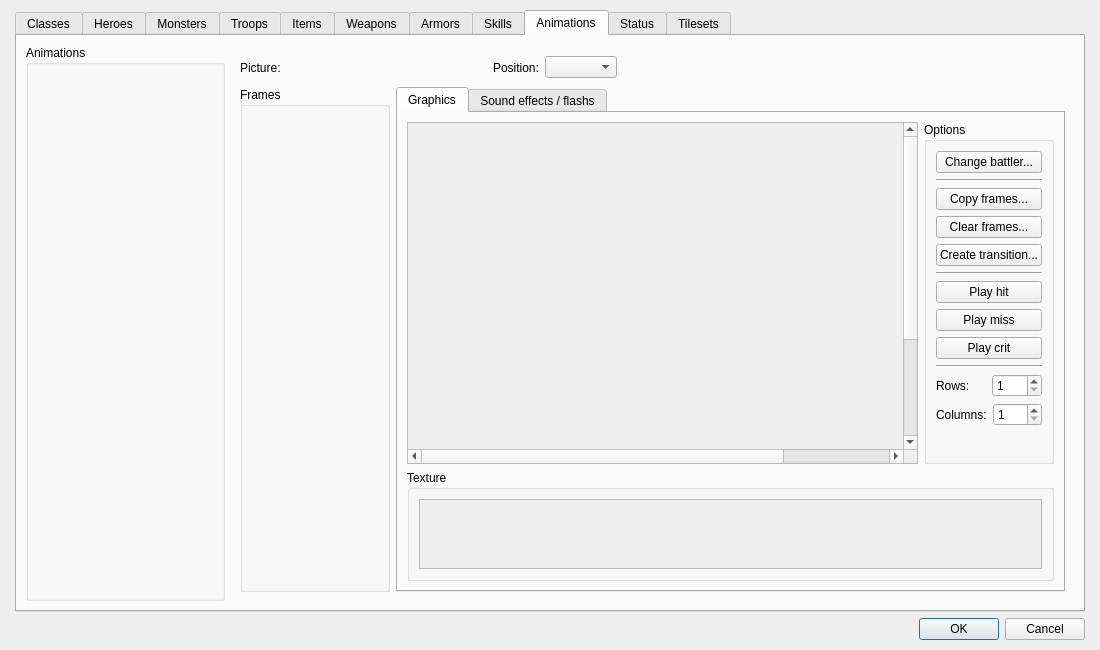
First picture: the form in Editor/Dialogs/dialogdatas.ui, repository RPG-Paper-Maker/RPG-Paper-Maker, before the edit.
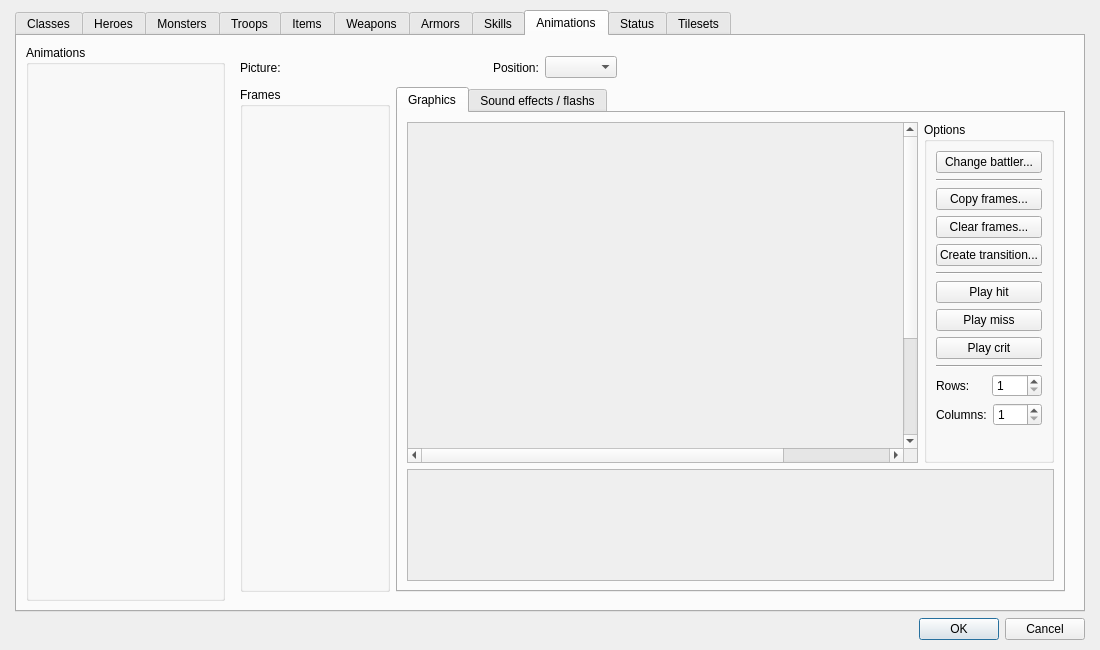
Second picture: the form after the edit. Custom widgets are drawn as their Qt base class.

Commit message: [WIP] 2D Animations: Models UI draw elements

Patch:
```diff
--- a/Editor/Dialogs/dialogdatas.ui
+++ b/Editor/Dialogs/dialogdatas.ui
@@ -944,34 +944,43 @@
                          </layout>
                         </item>
                         <item>
-                         <widget class="QGroupBox" name="groupBox_5">
-                          <property name="title">
-                           <string>Texture</string>
+                         <widget class="QScrollArea" name="scrollArea_4">
+                          <property name="minimumSize">
+                           <size>
+                            <width>0</width>
+                            <height>112</height>
+                           </size>
                           </property>
-                          <layout class="QGridLayout" name="gridLayout_15">
-                           <item row="0" column="0">
-                            <widget class="QScrollArea" name="scrollArea_5">
-                             <property name="widgetResizable">
-                              <bool>true</bool>
-                             </property>
-                             <widget class="QWidget" name="scrollAreaWidgetContents_5">
-                              <property name="geometry">
-                               <rect>
-                                <x>0</x>
-                                <y>0</y>
-                                <width>611</width>
-                                <height>68</height>
-                               </rect>
-                              </property>
-                              <layout class="QGridLayout" name="gridLayout_30">
-                               <item row="0" column="0">
-                                <widget class="QWidget" name="widget_3" native="true"/>
-                               </item>
-                              </layout>
-                             </widget>
-                            </widget>
-                           </item>
-                          </layout>
+                          <property name="widgetResizable">
+                           <bool>true</bool>
+                          </property>
+                          <widget class="QWidget" name="scrollAreaWidgetContents_6">
+                           <property name="geometry">
+                            <rect>
+                             <x>0</x>
+                             <y>0</y>
+                             <width>635</width>
+                             <height>110</height>
+                            </rect>
+                           </property>
+                           <layout class="QGridLayout" name="gridLayout_15">
+                            <property name="leftMargin">
+                             <number>0</number>
+                            </property>
+                            <property name="topMargin">
+                             <number>0</number>
+                            </property>
+                            <property name="rightMargin">
+                             <number>0</number>
+                            </property>
+                            <property name="bottomMargin">
+                             <number>0</number>
+                            </property>
+                            <item row="0" column="0">
+                             <widget class="WidgetAnimationTexture" name="widgetAnimationTexture" native="true"/>
+                            </item>
+                           </layout>
+                          </widget>
                          </widget>
                         </item>
                        </layout>
@@ -1472,6 +1481,12 @@
    <header>widgetanimation.h</header>
    <container>1</container>
   </customwidget>
+  <customwidget>
+   <class>WidgetAnimationTexture</class>
+   <extends>QWidget</extends>
+   <header>widgetanimationtexture.h</header>
+   <container>1</container>
+  </customwidget>
  </customwidgets>
  <resources/>
  <connections>
```
Left out of the diff: 10 changed lines with no effect on the pictures. The commit also changes 23 other files.
